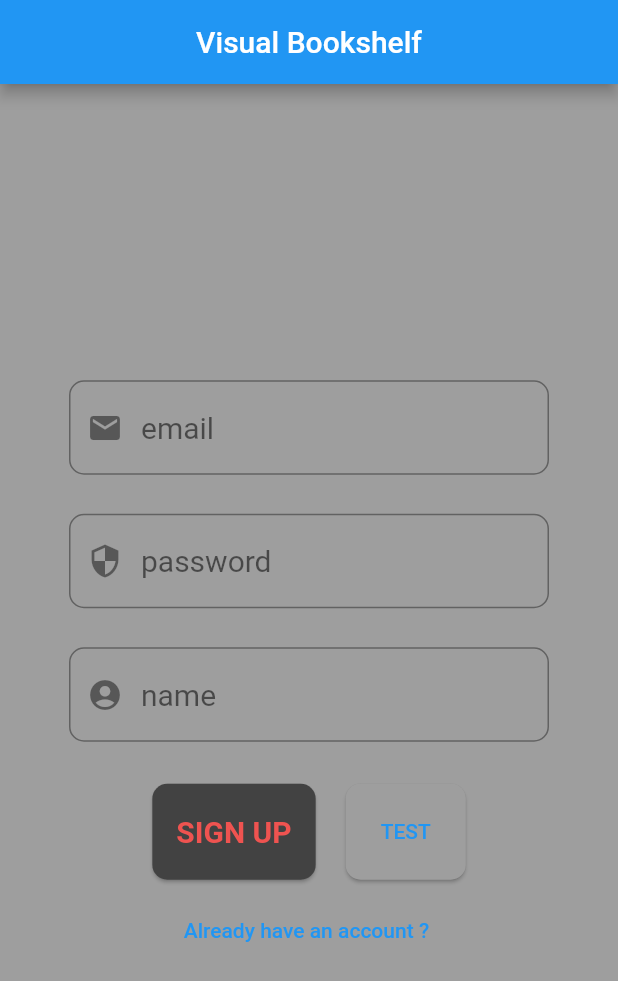
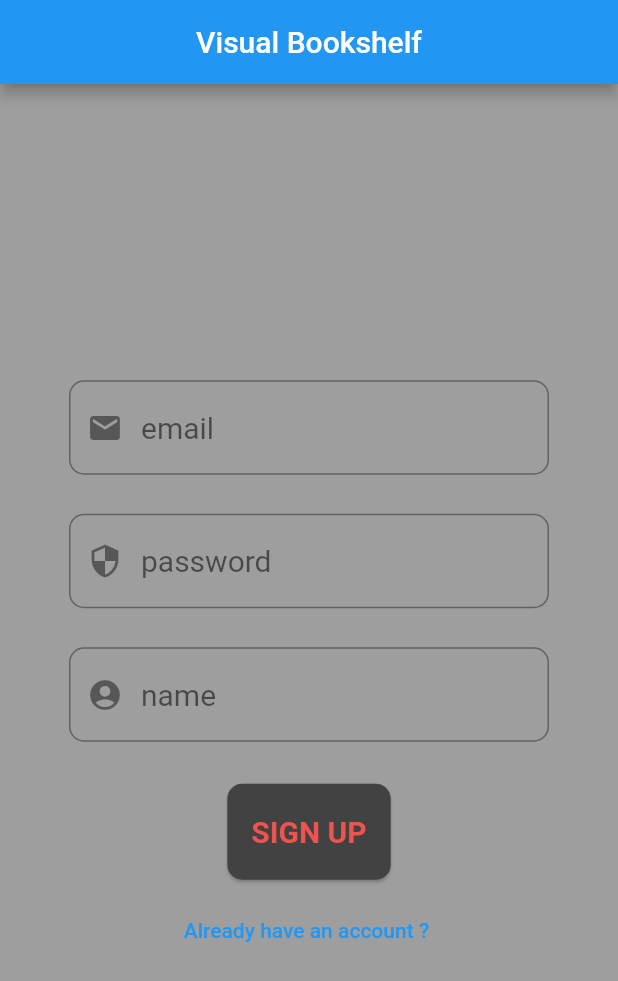
Before and after one commit to yusufaktog/project-gutenberg, a Flutter app: the screen it shows after launch, on a phone screen of 412 x 824 dp. Shown: the top 981 px of the screen. Run offline on Flutter 3.47's test engine with Material 2 defaults, Android fonts, the phone set to English and light mode, and no system bars; our stand-ins replace cloud_firestore, firebase_auth, firebase_core; missing offline and left inert: indexed_list_view; accounts and stored records are empty.

Commit message:
test button removed, final version improved

```diff
--- a/lib/bookshelf_page.dart
+++ b/lib/bookshelf_page.dart
@@ -20,7 +20,8 @@ class _BookshelfPageState extends State<BookshelfPage> {
 
   @override
   Widget build(BuildContext context) {
-    return Scaffold(
+    return SafeArea(
+      child: Scaffold(
         backgroundColor: Colors.grey,
         appBar: AppBar(
           title: const Center(child: Text("My Bookshelf")),
@@ -74,6 +75,7 @@ class _BookshelfPageState extends State<BookshelfPage> {
                 }),
           ),
         ),
+      ),
     );
   }
 }
--- a/lib/main.dart
+++ b/lib/main.dart
@@ -14,6 +14,7 @@ Future<void> main() async {
   await Firebase.initializeApp(options: firebaseConfig);
   runApp(
     MaterialApp(
+      debugShowCheckedModeBanner: false,
       initialRoute: LoginPage.routeName,
       routes: routes,
     ),
@@ -189,27 +190,6 @@ class _LoginPageState extends State<LoginPage> {
                           ),
                         ),
                       ),
-                      Card(
-                        color: Colors.grey,
-                        margin: const EdgeInsets.symmetric(
-                            vertical: 10.0, horizontal: 10.0),
-                        shape: RoundedRectangleBorder(
-                          borderRadius: BorderRadius.circular(10.0),
-                        ),
-                        child: Padding(
-                          padding: const EdgeInsets.all(8.0),
-                          child: TextButton(
-                            onPressed: () {
-                              _authService
-                                  .signIn("alicem@gmail.com", "alicem123")
-                                  .then((user) => {
-                                        buildPushAndRemoveUntil(context, user),
-                                      });
-                            },
-                            child: const Text("TEST"),
-                          ),
-                        ),
-                      ),
                     ],
                   ),
                   TextButton(
```
Also changed, not shown: lib/book_details.dart (+7 -4 lines). Lines whose indentation alone changed are shown as unchanged.
